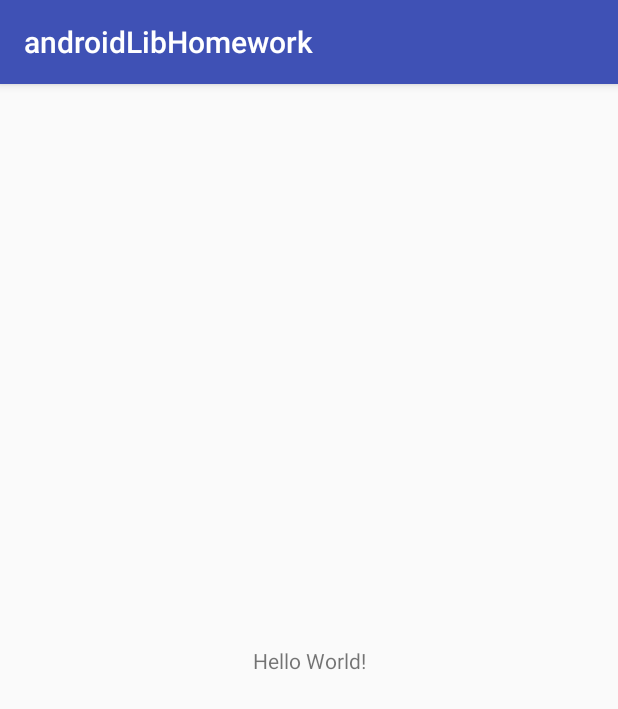
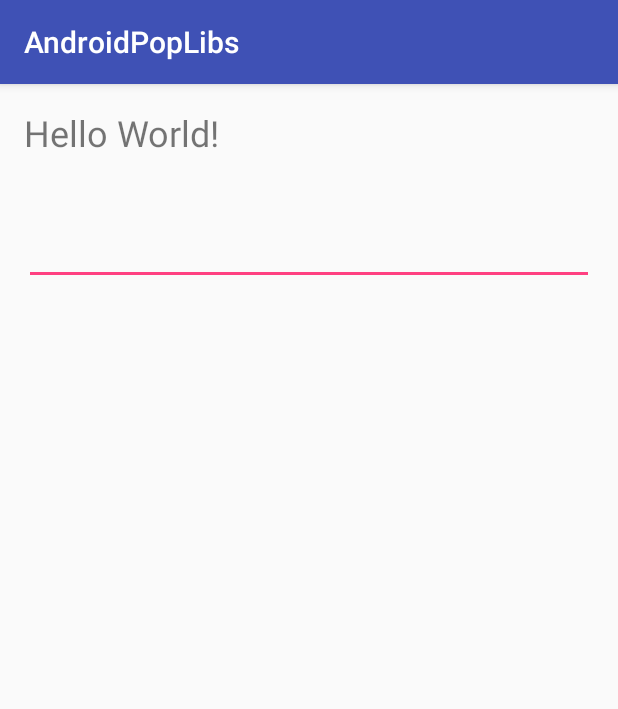
Before and after one commit to AntonZarytski/AndroidPopLibs, an Android app: the screen it shows after launch (MainActivity), on a phone screen of 412 x 824 dp. Shown: the top 709 px of the screen. Run offline under Robolectric (Android 15) with nearby library versions, the phone set to English and light mode, and no system bars; our stand-ins replace ButterKnife, RxJava.

Commit message:
finish homework2

```diff
--- a/app/src/main/AndroidManifest.xml
+++ b/app/src/main/AndroidManifest.xml
@@ -1,6 +1,6 @@
 <?xml version="1.0" encoding="utf-8"?>
 <manifest xmlns:android="http://schemas.android.com/apk/res/android"
-    package="com.example.anton.androidlibhomework" >
+    package="com.example.anton.androidpoplibs">
 
     <application
         android:allowBackup="true"
--- a/app/src/main/java/com/example/anton/androidlibhomework/MainActivity.java
+++ /dev/null
@@ -1,13 +0,0 @@
-package com.example.anton.androidlibhomework;
-
-import android.support.v7.app.AppCompatActivity;
-import android.os.Bundle;
-
-public class MainActivity extends AppCompatActivity {
-
-    @Override
-    protected void onCreate(Bundle savedInstanceState) {
-        super.onCreate(savedInstanceState);
-        setContentView(R.layout.activity_main);
-    }
-}
--- /dev/null
+++ b/app/src/main/java/com/example/anton/androidpoplibs/ActivityMain.java
@@ -0,0 +1,5 @@
+package com.example.anton.androidpoplibs;
+
+public interface ActivityMain {
+    void setText(String text);
+}
--- /dev/null
+++ b/app/src/main/java/com/example/anton/androidpoplibs/MainActivity.java
@@ -0,0 +1,71 @@
+package com.example.anton.androidpoplibs;
+
+import android.os.Bundle;
+import android.support.v7.app.AppCompatActivity;
+import android.text.Editable;
+import android.text.TextWatcher;
+import android.widget.EditText;
+import android.widget.TextView;
+
+import butterknife.BindView;
+import butterknife.ButterKnife;
+import io.reactivex.Observer;
+import io.reactivex.disposables.Disposable;
+
+public class MainActivity extends AppCompatActivity implements ActivityMain {
+    @BindView(R.id.text_view)
+    TextView textView;
+    @BindView(R.id.edit_text)
+    EditText editText;
+    Presenter presenter;
+    Observer<String> observer;
+
+    @Override
+    protected void onCreate(Bundle savedInstanceState) {
+        super.onCreate(savedInstanceState);
+        setContentView(R.layout.activity_main);
+        ButterKnife.bind(this);
+        presenter = new Presenter();
+        observer = new Observer<String>() {
+            @Override
+            public void onSubscribe(Disposable d) {
+
+            }
+
+            @Override
+            public void onNext(String s) {
+                textView.setText(s);
+            }
+
+            @Override
+            public void onError(Throwable e) {
+
+            }
+
+            @Override
+            public void onComplete() {
+
+            }
+        };
+        editText.addTextChangedListener(new TextWatcher() {
+            @Override
+            public void beforeTextChanged(CharSequence s, int start, int count, int after) {
+
+            }
+
+            @Override
+            public void onTextChanged(CharSequence s, int start, int before, int count) {
+                presenter.setText(s.toString()).subscribe(observer);
+            }
+
+            @Override
+            public void afterTextChanged(Editable s) {
+
+            }
+        });
+    }
+
+    @Override
+    public void setText(String text) {
+    }
+}
--- /dev/null
+++ b/app/src/main/java/com/example/anton/androidpoplibs/Presenter.java
@@ -0,0 +1,16 @@
+package com.example.anton.androidpoplibs;
+
+
+import io.reactivex.Observable;
+
+public class Presenter {
+    private TextModel model;
+
+    public Presenter() {
+        model = new TextModel();
+    }
+
+    Observable<String> setText(String s) {
+        return model.getText(s);
+    }
+}
--- /dev/null
+++ b/app/src/main/java/com/example/anton/androidpoplibs/TextModel.java
@@ -0,0 +1,15 @@
+package com.example.anton.androidpoplibs;
+
+import io.reactivex.Observable;
+
+public class TextModel {
+    private String text;
+
+    public Observable<String> getText(final String text) {
+        return Observable.just(text);
+    }
+
+    public void setText(String text) {
+        this.text = text;
+    }
+}
--- a/app/src/main/res/layout/activity_main.xml
+++ b/app/src/main/res/layout/activity_main.xml
@@ -1,19 +1,24 @@
 <?xml version="1.0" encoding="utf-8"?>
-<android.support.constraint.ConstraintLayout
-    xmlns:android="http://schemas.android.com/apk/res/android"
+<LinearLayout xmlns:android="http://schemas.android.com/apk/res/android"
     xmlns:tools="http://schemas.android.com/tools"
-    xmlns:app="http://schemas.android.com/apk/res-auto"
     android:layout_width="match_parent"
     android:layout_height="match_parent"
+    android:orientation="vertical"
     tools:context=".MainActivity">
 
     <TextView
-        android:layout_width="wrap_content"
+        android:id="@+id/text_view"
+        android:layout_width="match_parent"
         android:layout_height="wrap_content"
+        android:layout_margin="16dp"
         android:text="Hello World!"
-        app:layout_constraintBottom_toBottomOf="parent"
-        app:layout_constraintLeft_toLeftOf="parent"
-        app:layout_constraintRight_toRightOf="parent"
-        app:layout_constraintTop_toTopOf="parent" />
+        android:textSize="24sp" />
 
-</android.support.constraint.ConstraintLayout>
+    <EditText
+        android:id="@+id/edit_text"
+        android:layout_width="match_parent"
+        android:layout_height="wrap_content"
+        android:layout_margin="16dp"
+        android:textSize="24sp" />
+
+</LinearLayout>
--- a/app/src/main/res/values/strings.xml
+++ b/app/src/main/res/values/strings.xml
@@ -1,3 +1,3 @@
 <resources>
-    <string name="app_name">androidLibHomework</string>
+    <string name="app_name">AndroidPopLibs</string>
 </resources>
```
Also changed, not shown: app/build.gradle (+6 -1 lines), gradle.properties (added, +17 -0 lines), 9 other files.
